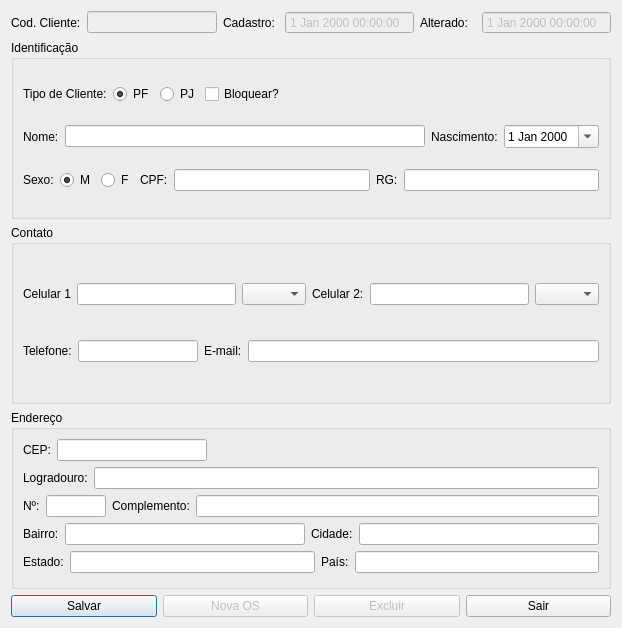
The window that ui_forms/clients.ui (Henrique-Miranda/erpy) describes before a commit, drawn with Qt 5.
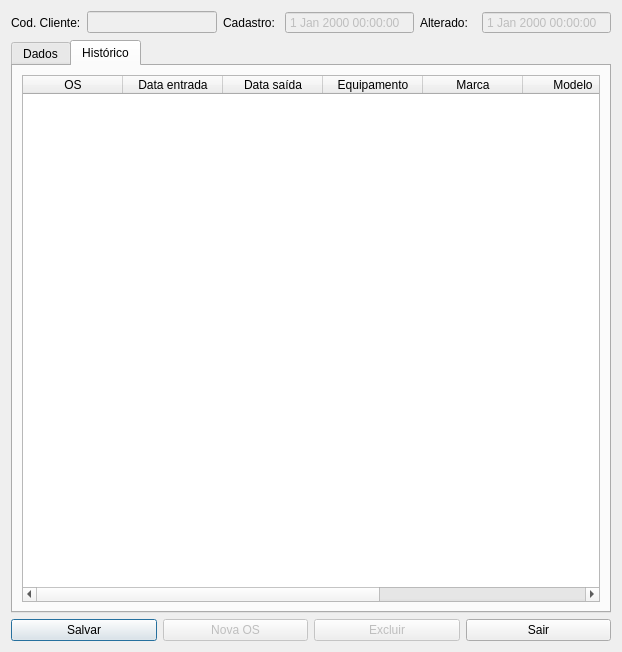
The same window after the commit. The open tabs and pages were chosen to show the change. Icons and pictures are not drawn.

Commit message: add function to load client and service order history table

What changed in the file:
```diff
--- a/ui_forms/clients.ui
+++ b/ui_forms/clients.ui
@@ -7,7 +7,7 @@
     <x>0</x>
     <y>0</y>
     <width>622</width>
-    <height>628</height>
+    <height>652</height>
    </rect>
   </property>
   <property name="font">
@@ -110,6 +110,16 @@
     </layout>
    </item>
    <item>
+    <widget class="QTabWidget" name="tabWidget">
+     <property name="currentIndex">
+      <number>0</number>
+     </property>
+     <widget class="QWidget" name="tab">
+      <attribute name="title">
+       <string>Dados</string>
+      </attribute>
+      <layout class="QVBoxLayout" name="verticalLayout_5">
+       <item>
     <widget class="QGroupBox" name="gb1">
      <property name="baseSize">
       <size>
@@ -668,6 +678,67 @@
      </layout>
     </widget>
    </item>
+      </layout>
+     </widget>
+     <widget class="QWidget" name="tab_2">
+      <attribute name="title">
+       <string>Histórico</string>
+      </attribute>
+      <layout class="QVBoxLayout" name="verticalLayout_6">
+       <item>
+        <widget class="QTableWidget" name="tableWidget">
+         <property name="rowCount">
+          <number>0</number>
+         </property>
+         <attribute name="horizontalHeaderStretchLastSection">
+          <bool>true</bool>
+         </attribute>
+         <column>
+          <property name="text">
+           <string>OS</string>
+          </property>
+         </column>
+         <column>
+          <property name="text">
+           <string>Data entrada</string>
+          </property>
+         </column>
+         <column>
+          <property name="text">
+           <string>Data saída</string>
+          </property>
+         </column>
+         <column>
+          <property name="text">
+           <string>Equipamento</string>
+          </property>
+         </column>
+         <column>
+          <property name="text">
+           <string>Marca</string>
+          </property>
+         </column>
+         <column>
+          <property name="text">
+           <string>Modelo</string>
+          </property>
+         </column>
+         <column>
+          <property name="text">
+           <string>Cor</string>
+          </property>
+         </column>
+         <column>
+          <property name="text">
+           <string>Valor pago</string>
+          </property>
+         </column>
+        </widget>
+       </item>
+      </layout>
+     </widget>
+    </widget>
+   </item>
    <item>
     <layout class="QHBoxLayout" name="hl10">
      <item>
```
Left out of the diff: 2 changed lines with no effect on the pictures. Lines whose indentation alone changed are shown as unchanged. The commit also changes 2 other files.
